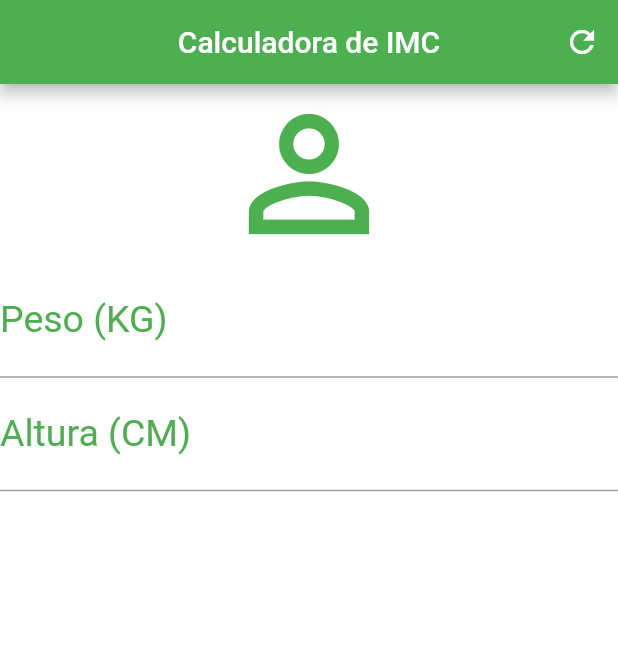
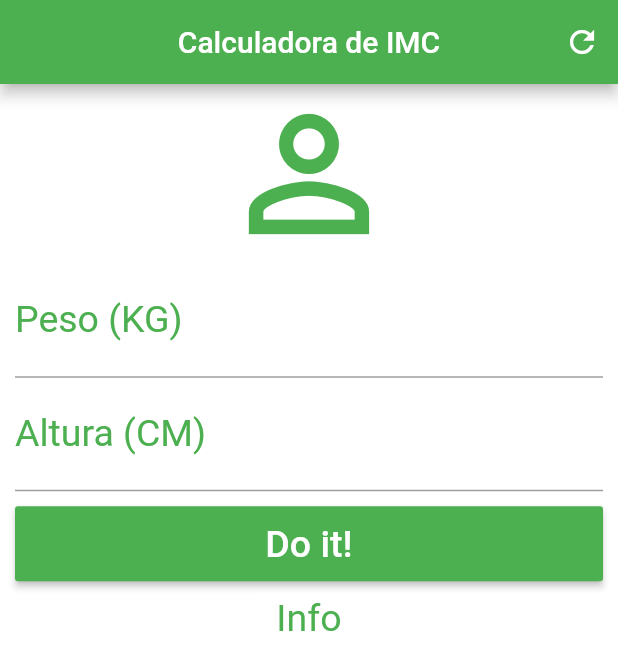
Before and after one commit to edumoreira1506/imc-calculator-flutter, a Flutter app: the screen it shows after launch, on a phone screen of 412 x 824 dp. Shown: the top 670 px of the screen. Run offline on Flutter 3.47's test engine with Material 2 defaults, Android fonts, the phone set to English and light mode, and no system bars.

Commit message:
Add button

```diff
--- a/lib/src/screens/home.dart
+++ b/lib/src/screens/home.dart
@@ -1,7 +1,9 @@
 import 'package:flutter/material.dart';
 import 'package:flutter/widgets.dart';
+import 'package:imc_calculator/src/widgets/button.dart';
 import 'package:imc_calculator/src/widgets/header.dart';
 import 'package:imc_calculator/src/widgets/input.dart';
+import 'package:imc_calculator/src/widgets/result.dart';
 import 'package:imc_calculator/src/widgets/user_icon.dart';
 
 class Home extends StatefulWidget {
@@ -15,13 +17,18 @@ class _HomeState extends State<Home> {
     return Scaffold(
       appBar: Header(() {}),
       backgroundColor: Colors.white,
-      body: Column(
+      body: SingleChildScrollView(
+        padding: EdgeInsets.fromLTRB(10, 0, 10, 0),
+        child: Column(
           crossAxisAlignment: CrossAxisAlignment.stretch,
           children: <Widget>[
             UserIcon(),
             Input(TextInputType.number, 'Peso (KG)'),
             Input(TextInputType.number, 'Altura (CM)'),
+            Button(() {}),
+            Result('Info')
           ],
+        )
       )
     );
   }
--- /dev/null
+++ b/lib/src/widgets/button.dart
@@ -0,0 +1,29 @@
+import 'package:flutter/material.dart';
+import 'package:flutter/widgets.dart';
+
+class Button extends StatelessWidget {
+  final void Function() onPressed;
+
+  Button(this.onPressed);
+
+  @override
+  Widget build(BuildContext context) {
+    return Padding(
+      padding: EdgeInsets.only(top: 10, bottom: 10),
+      child: Container(
+        height: 50,
+        child: RaisedButton(
+          onPressed: this.onPressed,
+          child: Text(
+            'Do it!',
+            style: TextStyle(
+              color: Colors.white,
+              fontSize: 25
+            ),
+          ),
+          color: Colors.green,
+        ),
+      )
+    );
+  }
+}
--- /dev/null
+++ b/lib/src/widgets/result.dart
@@ -0,0 +1,20 @@
+import 'package:flutter/material.dart';
+import 'package:flutter/widgets.dart';
+
+class Result extends StatelessWidget {
+  final String result;
+
+  Result(this.result);
+
+  @override
+  Widget build(BuildContext context) {
+    return Text(
+      this.result,
+      textAlign: TextAlign.center,
+      style: TextStyle(
+        color: Colors.green,
+        fontSize: 25
+      )
+    );
+  }
+}
```
Lines whose indentation alone changed are shown as unchanged.
